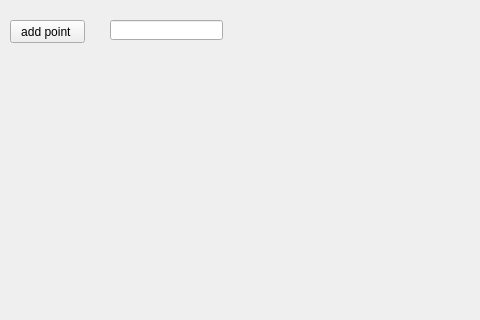
Before: the Qt Designer form lab_01/lab_01/mainwindow.ui in SnailOFchaoS/computerGraphics, drawn with Qt 5; both pictures show x 0 to 480 and y 0 to 320 of the 800 by 600 pixel window.
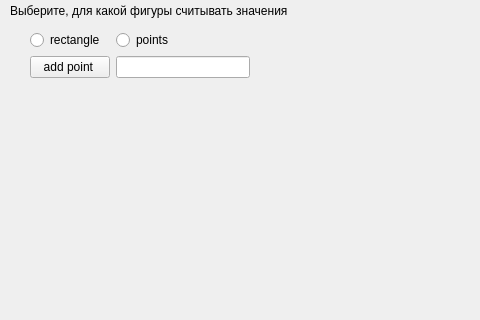
After: the same form once the commit is applied.

```diff
--- a/lab_01/lab_01/mainwindow.ui
+++ b/lab_01/lab_01/mainwindow.ui
@@ -14,29 +14,73 @@
    <string>MainWindow</string>
   </property>
   <widget class="QWidget" name="centralwidget">
-   <widget class="QLineEdit" name="addPointLineEdit">
+   <widget class="QWidget" name="drawPlace" native="true">
     <property name="geometry">
      <rect>
-      <x>110</x>
+      <x>280</x>
       <y>20</y>
-      <width>113</width>
-      <height>20</height>
+      <width>500</width>
+      <height>500</height>
      </rect>
     </property>
    </widget>
-   <widget class="QPushButton" name="addPointButton">
+   <widget class="QLabel" name="dialogLable">
     <property name="geometry">
      <rect>
       <x>10</x>
-      <y>20</y>
-      <width>75</width>
-      <height>23</height>
+      <y>0</y>
+      <width>281</width>
+      <height>21</height>
      </rect>
     </property>
     <property name="text">
-     <string>add point </string>
+     <string>Выберите, для какой фигуры считывать значения </string>
     </property>
    </widget>
+   <widget class="QWidget" name="">
+    <property name="geometry">
+     <rect>
+      <x>30</x>
+      <y>30</y>
+      <width>220</width>
+      <height>50</height>
+     </rect>
+    </property>
+    <layout class="QHBoxLayout" name="horizontalLayout">
+     <item>
+      <layout class="QVBoxLayout" name="verticalLayout">
+       <item>
+        <widget class="QRadioButton" name="rbRectangle">
+         <property name="text">
+          <string>rectangle</string>
+         </property>
+        </widget>
+       </item>
+       <item>
+        <widget class="QPushButton" name="addPointButton">
+         <property name="text">
+          <string>add point </string>
+         </property>
+        </widget>
+       </item>
+      </layout>
+     </item>
+     <item>
+      <layout class="QVBoxLayout" name="verticalLayout_2">
+       <item>
+        <widget class="QRadioButton" name="rbPoint">
+         <property name="text">
+          <string>points</string>
+         </property>
+        </widget>
+       </item>
+       <item>
+        <widget class="QLineEdit" name="addPointLineEdit"/>
+       </item>
+      </layout>
+     </item>
+    </layout>
+   </widget>
   </widget>
   <widget class="QMenuBar" name="menubar">
    <property name="geometry">
```
